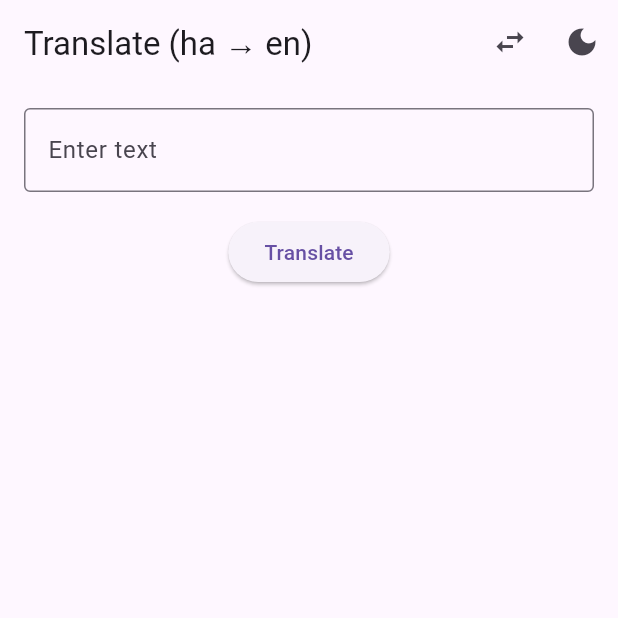
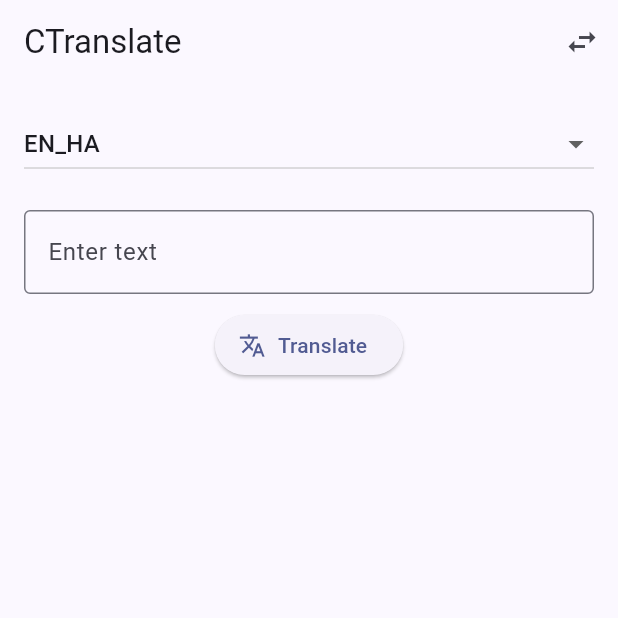
Before and after one commit to johncollinx/ctranslate_app, a Flutter app: the screen it shows after launch, after a tap on the "swap horiz" icon, on a phone screen of 412 x 824 dp, the top half of it. Run offline on Flutter 3.47's test engine with Material 3 defaults, Android fonts, the light colour scheme and no system bars; statements that could not run were skipped.

Commit message:
Update main.dart

```diff
--- a/ctranslate/lib/main.dart
+++ b/ctranslate/lib/main.dart
@@ -1,174 +1,133 @@
-import 'dart:convert';
 import 'package:flutter/material.dart';
-import 'package:flutter/services.dart';
-import 'package:shared_preferences/shared_preferences.dart';
+import 'translation_service.dart';
 
-void main() {
-  runApp(const CTranslateApp());
+void main() => runApp(const MyApp());
+
+class MyApp extends StatelessWidget {
+  const MyApp({super.key});
+  @override
+  Widget build(BuildContext context) {
+    return MaterialApp(
+      title: 'CTranslate',
+      debugShowCheckedModeBanner: false,
+      theme: ThemeData(useMaterial3: true, colorSchemeSeed: Colors.indigo),
+      home: const TranslatorPage(),
+    );
+  }
 }
 
-class CTranslateApp extends StatefulWidget {
-  const CTranslateApp({super.key});
+class TranslatorPage extends StatefulWidget {
+  const TranslatorPage({super.key});
 
   @override
-  State<CTranslateApp> createState() => _CTranslateAppState();
+  State<TranslatorPage> createState() => _TranslatorPageState();
 }
 
-class _CTranslateAppState extends State<CTranslateApp> {
-  ThemeMode _themeMode = ThemeMode.system;
-  LocalePair _currentPair = LocalePair('en', 'ha');
+class _TranslatorPageState extends State<TranslatorPage> {
+  final TranslationService _service = TranslationService();
+  final TextEditingController _inputCtrl = TextEditingController();
+  bool _isLoading = true;
+  String _selectedPair = 'ha_en';
+  String _translatedText = '';
+
+  final List<String> _pairs = [
+    'ha_en',
+    'en_ha',
+    'yo_en',
+    'en_yo',
+    'ig_en',
+    'en_ig'
+  ];
 
   @override
   void initState() {
     super.initState();
-    _loadPreferences();
+    _loadAssets();
   }
 
-  Future<void> _loadPreferences() async {
-    final prefs = await SharedPreferences.getInstance();
-    final from = prefs.getString('from_lang') ?? 'en';
-    final to = prefs.getString('to_lang') ?? 'ha';
-    setState(() {
-      _currentPair = LocalePair(from, to);
-      _themeMode = (prefs.getBool('dark_mode') ?? false)
-          ? ThemeMode.dark
-          : ThemeMode.light;
-    });
+  Future<void> _loadAssets() async {
+    await _service.loadAll();
+    setState(() => _isLoading = false);
   }
 
-  Future<void> _savePreferences() async {
-    final prefs = await SharedPreferences.getInstance();
-    await prefs.setString('from_lang', _currentPair.from);
-    await prefs.setString('to_lang', _currentPair.to);
-    await prefs.setBool('dark_mode', _themeMode == ThemeMode.dark);
-  }
+  void _translate() {
+    final query = _inputCtrl.text.trim();
+    if (query.isEmpty) return;
 
-  void _toggleTheme() {
+    final exact = _service.lookup(_selectedPair, query);
+    final fuzzy = _service.fuzzyLookup(_selectedPair, query);
+
     setState(() {
-      _themeMode =
-          _themeMode == ThemeMode.dark ? ThemeMode.light : ThemeMode.dark;
+      if (exact != null) {
+        _translatedText = exact;
+      } else if (fuzzy != null) {
+        _translatedText = '${fuzzy.value} (closest: ${fuzzy.key})';
+      } else {
+        _translatedText = 'No translation found';
+      }
     });
-    _savePreferences();
-  }
-
-  void _switchLanguage(LocalePair pair) {
-    setState(() => _currentPair = pair);
-    _savePreferences();
   }
 
   @override
   Widget build(BuildContext context) {
-    return MaterialApp(
-      title: 'CTranslate',
-      themeMode: _themeMode,
-      theme: ThemeData.light(useMaterial3: true),
-      darkTheme: ThemeData.dark(useMaterial3: true),
-      home: TranslatorScreen(
-        pair: _currentPair,
-        onSwitchLang: _switchLanguage,
-        onToggleTheme: _toggleTheme,
-        isDark: _themeMode == ThemeMode.dark,
-      ),
-    );
-  }
-}
+    if (_isLoading) {
+      return const Scaffold(
+        body: Center(child: CircularProgressIndicator()),
+      );
+    }
 
-class LocalePair {
-  final String from;
-  final String to;
-  LocalePair(this.from, this.to);
-
-  String get assetPath => 'assets/${from}_$to.json';
-}
-
-class TranslatorScreen extends StatefulWidget {
-  final LocalePair pair;
-  final bool isDark;
-  final Function(LocalePair) onSwitchLang;
-  final VoidCallback onToggleTheme;
-
-  const TranslatorScreen({
-    super.key,
-    required this.pair,
-    required this.isDark,
-    required this.onSwitchLang,
-    required this.onToggleTheme,
-  });
-
-  @override
-  State<TranslatorScreen> createState() => _TranslatorScreenState();
-}
-
-class _TranslatorScreenState extends State<TranslatorScreen> {
-  Map<String, String> _dictionary = {};
-  final _controller = TextEditingController();
-  String _translated = '';
-
-  @override
-  void initState() {
-    super.initState();
-    _loadDictionary();
-  }
-
-  Future<void> _loadDictionary() async {
-    final data = await rootBundle.loadString(widget.pair.assetPath);
-    final jsonMap = json.decode(data) as Map<String, dynamic>;
-    setState(() {
-      _dictionary = jsonMap.map((k, v) => MapEntry(k.toLowerCase(), v));
-    });
-  }
-
-  void _translate() {
-    final input = _controller.text.trim().toLowerCase();
-    setState(() {
-      _translated = _dictionary[input] ?? 'No translation found.';
-    });
-  }
-
-  void _swapLanguages() {
-    final newPair = LocalePair(widget.pair.to, widget.pair.from);
-    widget.onSwitchLang(newPair);
-  }
-
-  @override
-  Widget build(BuildContext context) {
     return Scaffold(
       appBar: AppBar(
-        title: Text('Translate (${widget.pair.from} → ${widget.pair.to})'),
+        title: const Text('CTranslate'),
         actions: [
           IconButton(
             icon: const Icon(Icons.swap_horiz),
-            tooltip: 'Swap languages',
-            onPressed: _swapLanguages,
-          ),
-          IconButton(
-            icon: Icon(widget.isDark ? Icons.light_mode : Icons.dark_mode),
-            tooltip: 'Toggle Theme',
-            onPressed: widget.onToggleTheme,
-          ),
+            onPressed: () {
+              // Flip direction (e.g., ha_en <-> en_ha)
+              setState(() {
+                if (_selectedPair.contains('_')) {
+                  final parts = _selectedPair.split('_');
+                  _selectedPair = '${parts[1]}_${parts[0]}';
+                }
+              });
+            },
+          )
         ],
       ),
       body: Padding(
         padding: const EdgeInsets.all(16),
         child: Column(
           children: [
+            DropdownButton<String>(
+              value: _selectedPair,
+              isExpanded: true,
+              items: _pairs.map((pair) {
+                return DropdownMenuItem(
+                  value: pair,
+                  child: Text(pair.toUpperCase()),
+                );
+              }).toList(),
+              onChanged: (val) => setState(() => _selectedPair = val!),
+            ),
+            const SizedBox(height: 20),
             TextField(
-              controller: _controller,
+              controller: _inputCtrl,
               decoration: const InputDecoration(
+                border: OutlineInputBorder(),
                 labelText: 'Enter text',
-                border: OutlineInputBorder(),
               ),
-              onSubmitted: (_) => _translate(),
             ),
-            const SizedBox(height: 16),
-            ElevatedButton(
+            const SizedBox(height: 10),
+            ElevatedButton.icon(
               onPressed: _translate,
-              child: const Text('Translate'),
+              icon: const Icon(Icons.translate),
+              label: const Text('Translate'),
             ),
-            const SizedBox(height: 24),
-            SelectableText(
-              _translated,
-              style: Theme.of(context).textTheme.headlineSmall,
+            const SizedBox(height: 30),
+            Text(
+              _translatedText,
+              style: const TextStyle(fontSize: 20, fontWeight: FontWeight.w500),
+              textAlign: TextAlign.center,
             ),
           ],
         ),
```
